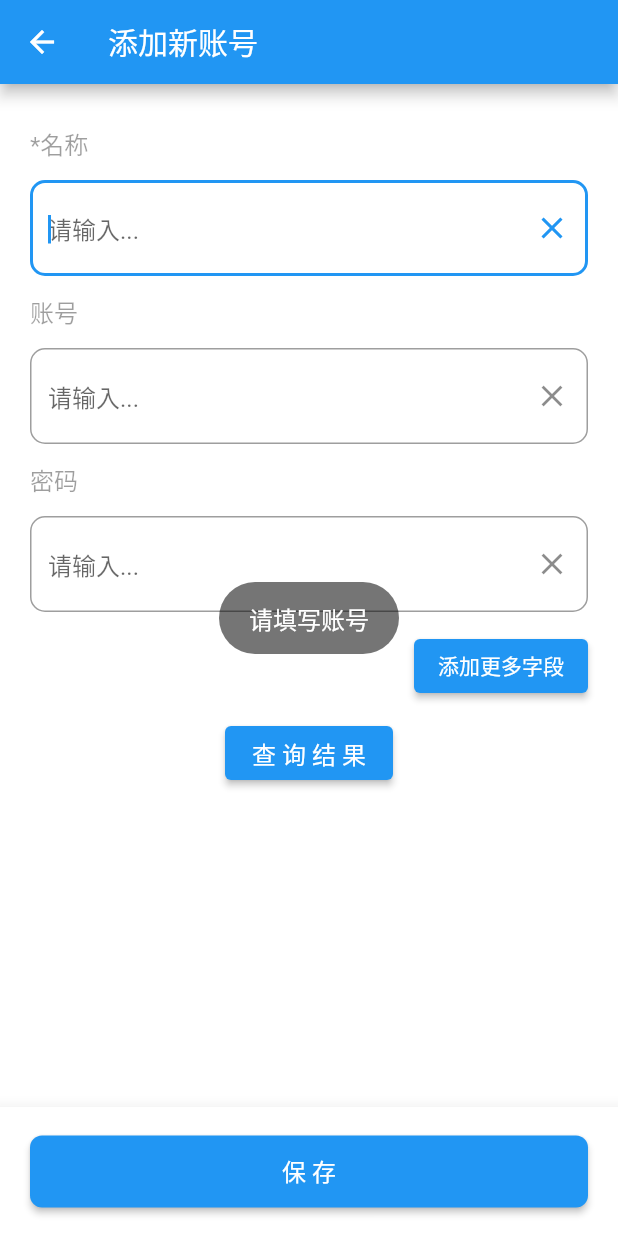
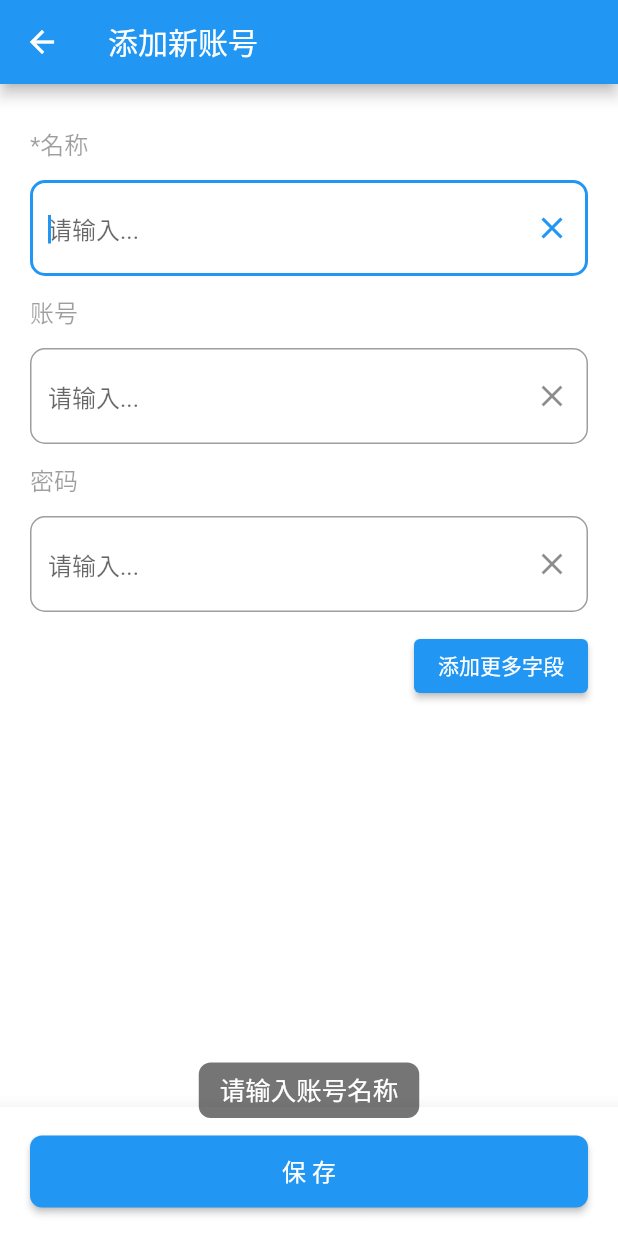
Before and after one commit to licoba/SafeBox, a Flutter app: the PageAddAccount screen opened by its route, after a tap on "保存", on a phone screen of 412 x 824 dp. Run offline on Flutter 3.47's test engine with Material 2 defaults, Android fonts, the phone set to English and light mode, and no system bars; our stand-ins replace another_flushbar, azlistview, bot_toast, fluttertoast, get, sqflite; missing offline and left inert: lpinyin; accounts and stored records are empty.

Commit message:
no message

```diff
--- a/lib/main.dart
+++ b/lib/main.dart
@@ -1,5 +1,6 @@
 import 'dart:async';
 import 'dart:io';
+import 'package:bot_toast/bot_toast.dart';
 import 'package:flutter/material.dart';
 import 'package:get/get.dart';
 import 'package:path/path.dart';
@@ -13,22 +14,28 @@ void main() async {
   // Avoid errors caused by flutter upgrade.
   // Importing 'package:flutter/widgets.dart' is required.
   WidgetsFlutterBinding.ensureInitialized();
-  runApp(const MyApp());
+  runApp(MyApp());
 }
 
 ///全局
 final GlobalKey<NavigatorState> navigatorKey = GlobalKey();
 
 class MyApp extends StatelessWidget {
-  const MyApp({super.key});
+  MyApp({super.key});
 
+  //Warning: Don't arbitrarily adjust the position of calling the BotToastInit function
+  final botToastBuilder = BotToastInit(); //1. call BotToastInit
   @override
   Widget build(BuildContext context) {
     final app = GetMaterialApp(
       key: navigatorKey,
       title: '保险箱',
+      builder: (context, child) {
+        child = botToastBuilder(context, child);
+        return child;
+      },
       debugShowCheckedModeBanner: false,
-      theme: APPThemeSettings.instance.themeData ,
+      theme: APPThemeSettings.instance.themeData,
       // theme: ThemeData.light() ,
       // darkTheme: APPThemeSettings.instance.darkThemeData,
       // home: MyHomePage(title: 'Flutter Demo Home Page'),
--- a/lib/pages/PageAddAccount.dart
+++ b/lib/pages/PageAddAccount.dart
@@ -10,7 +10,9 @@ import '../widget/ToastUtil.dart';
 // 添加账号页面
 @immutable
 class PageAddAccount extends StatefulWidget {
-  const PageAddAccount({super.key});
+    AccountBean? accountBean = Get.arguments;
+
+  PageAddAccount({super.key});
 
   @override
   State<StatefulWidget> createState() {
@@ -19,6 +21,8 @@ class PageAddAccount extends StatefulWidget {
 }
 
 class _PageAddAccountState extends State<PageAddAccount> {
+
+
   final dbHelper = DatabaseHelper.instance;
   List<Widget> _childWidgets = [];
   final ScrollController _scrollController = ScrollController();
@@ -107,7 +111,7 @@ class _PageAddAccountState extends State<PageAddAccount> {
     String pwd = (_childWidgets[2] as TextInputAccount).contentText;
 
     if (name.isEmpty) {
-      ToastUtil.showToast("请填写账号");
+      ToastUtil.showToast("请输入账号名称");
       nameFieldKey.currentState!.focusContent();
       Future.delayed(const Duration(milliseconds: 100), () {
         _scrollController.animateTo(
@@ -130,6 +134,7 @@ class _PageAddAccountState extends State<PageAddAccount> {
     AccountBean accountBean = AccountBean(
         name: name, account: account, pwd: pwd, customFields: customFields);
     dbHelper.insert(accountBean);
+
   }
 
   Future<void> getAllResults() async {
@@ -144,6 +149,10 @@ class _PageAddAccountState extends State<PageAddAccount> {
 
   @override
   Widget build(BuildContext context) {
+
+    dynamic arguments = ModalRoute.of(context)!.settings.arguments;
+    AccountBean? bean = arguments as AccountBean?;
+    debugPrint("接收到的参数：$bean");
     return Scaffold(
         appBar: AppBar(
           title: const Text('添加新账号'),
@@ -199,18 +208,18 @@ class _PageAddAccountState extends State<PageAddAccount> {
                     ),
                   ).paddingOnly(top: 12, bottom: 10),
                 ),
-                ElevatedButton(
-                  onPressed: () async {
-                    print(await dbHelper.accountBeans());
-                  },
-                  child: const Text(
-                    '查询结果',
-                    style: TextStyle(
-                      fontSize: 16,
-                      letterSpacing: 4,
-                    ),
-                  ),
-                ),
+                // ElevatedButton(
+                //   onPressed: () async {
+                //     print(await dbHelper.accountBeans());
+                //   },
+                //   child: const Text(
+                //     '查询结果',
+                //     style: TextStyle(
+                //       fontSize: 16,
+                //       letterSpacing: 4,
+                //     ),
+                //   ),
+                // ),
               ])),
         ));
   }
--- a/lib/widget/ToastUtil.dart
+++ b/lib/widget/ToastUtil.dart
@@ -1,20 +1,59 @@
+import 'package:bot_toast/bot_toast.dart';
+import 'package:flutter/cupertino.dart';
 import 'package:flutter/material.dart';
 import 'package:fluttertoast/fluttertoast.dart';
+import 'package:safebox/theme/APPThemeSettings.dart';
 
 class ToastUtil {
   static void showToast(String message) {
     debugPrint("showToast $message");
-    Fluttertoast.showToast(
-      msg: message,
-      gravity: ToastGravity.CENTER,
-      toastLength: Toast.LENGTH_SHORT,
-      backgroundColor: Colors.black54,
-      textColor: Colors.white,
-      fontSize: 16.0,
+    int seconds = 1;
+    bool crossPage = true;
+    bool clickClose = false;
+    bool ignoreContentClick = false;
+    bool onlyOne = true;
+    int backgroundColor = 0x00000000;
+    int animationMilliseconds = 200;
+    int animationReverseMilliseconds = 200;
+    BackButtonBehavior backButtonBehavior = BackButtonBehavior.none;
+    BotToast.showText(text: message);
+
+    BotToast.showCustomText(
+      duration: Duration(seconds: seconds),
+      onlyOne: onlyOne,
+      clickClose: clickClose,
+      crossPage: crossPage,
+      ignoreContentClick: ignoreContentClick,
+      backgroundColor: Color(backgroundColor),
+      backButtonBehavior: backButtonBehavior,
+      animationDuration: Duration(milliseconds: animationMilliseconds),
+      animationReverseDuration:
+          Duration(milliseconds: animationReverseMilliseconds),
+      toastBuilder: (_) => Align(
+        alignment: const Alignment(0, 0.8),
+        child:  Card(
+          elevation: 4.0,
+          child: Row(
+            mainAxisSize: MainAxisSize.min,
+            children: <Widget>[
+              IconButton(
+                  icon: const Icon(
+                    Icons.add_reaction,
+                    color:  Colors.redAccent,
+                  ),
+                  onPressed: () {
+
+                  }),
+              Padding(
+                padding: const EdgeInsets.symmetric(horizontal: 8),
+                child: Text(message),
+              ),
+            ],
+          ),
+        ),
+      ),
     );
   }
-
-
 
   static void showLongToast() {
     debugPrint("showLongToast");
```
Also changed, not shown: lib/pages/PageHome.dart (+81 -61 lines), lib/utils/UIUtils.dart (+28 -0 lines), pubspec.yaml (+3 -12 lines), pubspec.lock.
